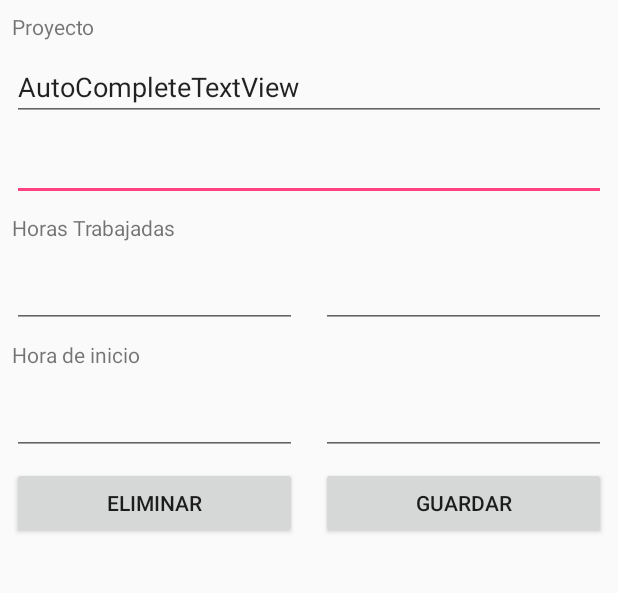
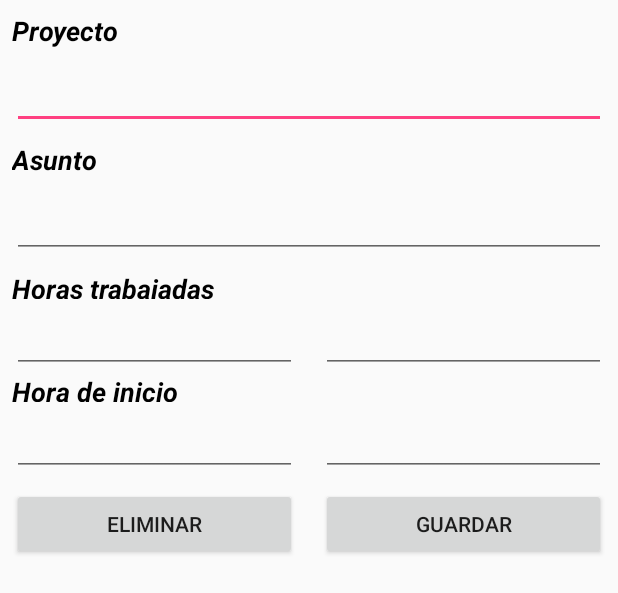
Before and after one commit to ctm002/tsummaryDroid, an Android app: the layout activity_registrar_horas.xml on its own in the app's theme, with its tools: preview values and no code run, on a phone screen of 412 x 824 dp. Shown: the top 593 px of the screen. Run offline under Robolectric (Android 15) with nearby library versions, the phone set to English and light mode, and no system bars.

Commit message:
Interfaz de Registro de Horas
Se crea interfaz de usuario para el registro de hora
Se crea metodo para el  autocompletado de los proyectos

```diff
--- a/app/src/main/java/cl/cariola/tsummary/business/controllers/AutentificarController.kt
+++ b/app/src/main/java/cl/cariola/tsummary/business/controllers/AutentificarController.kt
@@ -26,7 +26,7 @@ class AutentificarController(context: Context) : AsyncResponse  {
         {
             var db = DataBaseHandler(this.mContext!!)
             db.insertSesionLocal(sesion)
-            val sesionDB = db.getById(sesion.usuario!!.id)
+            //val sesionDB = db.getById(sesion.usuario!!.id)
 
             val client = ApiClient()
             client.asyncResponse = this
--- a/app/src/main/java/cl/cariola/tsummary/business/entities/Cliente.kt
+++ b/app/src/main/java/cl/cariola/tsummary/business/entities/Cliente.kt
@@ -1,8 +1,8 @@
 package cl.cariola.tsummary.business.entities
 
 data class Cliente (
+    var codigo: Int,
     var nombre: String,
-    var codigo: Int,
     var proyectos: ArrayList<Proyecto>?,
     var idioma: String
 )
--- a/app/src/main/java/cl/cariola/tsummary/data/ApiClient.kt
+++ b/app/src/main/java/cl/cariola/tsummary/data/ApiClient.kt
@@ -126,7 +126,7 @@ class ApiClient {
             for (index in 0..(clienteProyectos.length()-1))
             {
                 val item = clienteProyectos.getJSONObject(index)
-                val cliente = Cliente(item.getString("nombreCliente"), item.getInt("cli_cod"), null,  item.getString("idioma"))
+                val cliente = Cliente(item.getInt("cli_cod"), item.getString("nombreCliente"),null,  item.getString("idioma"))
                 val proyecto = Proyecto(item.getInt("pro_id"), item.getString("nombreProyecto"), cliente, item.getInt("estado"))
                 proyectos.add(proyecto)
                 Log.d("PROJECT", item.toString())
--- a/app/src/main/java/cl/cariola/tsummary/data/TbProyecto.kt
+++ b/app/src/main/java/cl/cariola/tsummary/data/TbProyecto.kt
@@ -8,11 +8,13 @@ class TbProyecto {
         val COL_NOMBRE = "pro_nombre"
         val COL_IDIOMA = "pro_idioma"
         val COL_ESTADO = "estado"
+        val COL_CLI_COD = "cli_cod"
 
         val createTable = """
                 CREATE TABLE IF NOT EXISTS $TABlE_NAME(
                     $COL_ID INTEGER PRIMARY KEY,
                     $COL_NOMBRE VARCHAR(200),
+                    $COL_CLI_COD INTEGER,
                     $COL_CLI_NOM VARCHAR(200),
                     $COL_IDIOMA VARCHAR(10),
                     $COL_ESTADO INTEGER);
--- a/app/src/main/java/cl/cariola/tsummary/data/TbUsuario.kt
+++ b/app/src/main/java/cl/cariola/tsummary/data/TbUsuario.kt
@@ -4,7 +4,6 @@ class TbUsuario {
 
     companion object
     {
-
         val TABlE_NAME = "Usuarios"
         val COL_NOMBRE = "Nombre"
         val COL_GRUPO = "Grupo"
--- a/app/src/main/res/layout/activity_registro_hora.xml
+++ b/app/src/main/res/layout/activity_registrar_horas.xml
@@ -15,9 +15,45 @@
         android:layout_marginStart="8dp"
         android:layout_marginTop="8dp"
         android:text="Proyecto"
+        android:textColor="@android:color/background_dark"
+        android:textSize="18sp"
+        android:textStyle="bold|italic"
         app:layout_constraintEnd_toEndOf="parent"
         app:layout_constraintStart_toStartOf="parent"
         app:layout_constraintTop_toTopOf="parent" />
+
+    <AutoCompleteTextView
+        android:id="@+id/autoCompleteTextView"
+        android:layout_width="0dp"
+        android:layout_height="wrap_content"
+        android:layout_marginEnd="8dp"
+        android:layout_marginLeft="8dp"
+        android:layout_marginRight="8dp"
+        android:layout_marginStart="8dp"
+        android:layout_marginTop="8dp"
+        android:cursorVisible="true"
+        android:ems="10"
+        app:layout_constraintEnd_toEndOf="parent"
+        app:layout_constraintStart_toStartOf="parent"
+        app:layout_constraintTop_toBottomOf="@+id/tVProyecto" />
+
+    <TextView
+        android:id="@+id/txtViewAsunto"
+        android:layout_width="0dp"
+        android:layout_height="wrap_content"
+        android:layout_marginEnd="8dp"
+        android:layout_marginLeft="8dp"
+        android:layout_marginRight="8dp"
+        android:layout_marginStart="8dp"
+        android:layout_marginTop="8dp"
+        android:text="Asunto"
+        android:textColor="@android:color/background_dark"
+        android:textSize="18sp"
+        android:textStyle="bold|italic"
+        app:layout_constraintEnd_toEndOf="parent"
+        app:layout_constraintHorizontal_bias="1.0"
+        app:layout_constraintStart_toStartOf="parent"
+        app:layout_constraintTop_toBottomOf="@+id/autoCompleteTextView" />
 
     <EditText
         android:id="@+id/editText2"
@@ -28,23 +64,26 @@
         android:layout_marginRight="8dp"
         android:layout_marginStart="8dp"
         android:layout_marginTop="8dp"
-        android:ems="10"
         android:inputType="textMultiLine"
         app:layout_constraintEnd_toEndOf="parent"
         app:layout_constraintStart_toStartOf="parent"
-        app:layout_constraintTop_toBottomOf="@+id/autoCompleteTextView" />
+        app:layout_constraintTop_toBottomOf="@+id/txtViewAsunto" />
 
     <TextView
-        android:id="@+id/textView4"
+        android:id="@+id/txtViewHorasTrabajadas"
         android:layout_width="0dp"
-        android:layout_height="wrap_content"
+        android:layout_height="19dp"
         android:layout_marginEnd="8dp"
         android:layout_marginLeft="8dp"
         android:layout_marginRight="8dp"
         android:layout_marginStart="8dp"
         android:layout_marginTop="8dp"
-        android:text="Horas Trabajadas"
+        android:text="Horas trabajadas"
+        android:textColor="@android:color/background_dark"
+        android:textSize="18sp"
+        android:textStyle="bold|italic"
         app:layout_constraintEnd_toEndOf="parent"
+        app:layout_constraintHorizontal_bias="0.0"
         app:layout_constraintStart_toStartOf="parent"
         app:layout_constraintTop_toBottomOf="@+id/editText2" />
 
@@ -56,12 +95,11 @@
         android:layout_marginLeft="8dp"
         android:layout_marginRight="8dp"
         android:layout_marginStart="8dp"
-        android:layout_marginTop="8dp"
         android:ems="10"
         android:inputType="number"
         app:layout_constraintEnd_toStartOf="@+id/editText5"
         app:layout_constraintStart_toStartOf="parent"
-        app:layout_constraintTop_toBottomOf="@+id/textView4" />
+        app:layout_constraintTop_toBottomOf="@+id/txtViewHorasTrabajadas" />
 
     <EditText
         android:id="@+id/editText5"
@@ -71,12 +109,11 @@
         android:layout_marginLeft="8dp"
         android:layout_marginRight="8dp"
         android:layout_marginStart="8dp"
-        android:layout_marginTop="8dp"
         android:ems="10"
         android:inputType="number"
         app:layout_constraintEnd_toEndOf="parent"
         app:layout_constraintStart_toEndOf="@+id/editText4"
-        app:layout_constraintTop_toBottomOf="@+id/textView4" />
+        app:layout_constraintTop_toBottomOf="@+id/txtViewHorasTrabajadas" />
 
     <TextView
         android:id="@+id/textView6"
@@ -86,9 +123,12 @@
         android:layout_marginLeft="8dp"
         android:layout_marginRight="8dp"
         android:layout_marginStart="8dp"
-        android:layout_marginTop="8dp"
         android:text="Hora de inicio"
+        android:textColor="@android:color/background_dark"
+        android:textSize="18sp"
+        android:textStyle="bold|italic"
         app:layout_constraintEnd_toEndOf="parent"
+        app:layout_constraintHorizontal_bias="0.0"
         app:layout_constraintStart_toStartOf="parent"
         app:layout_constraintTop_toBottomOf="@+id/editText4" />
 
@@ -100,7 +140,6 @@
         android:layout_marginLeft="8dp"
         android:layout_marginRight="8dp"
         android:layout_marginStart="8dp"
-        android:layout_marginTop="8dp"
         android:ems="10"
         android:inputType="number"
         app:layout_constraintEnd_toStartOf="@+id/editText7"
@@ -115,7 +154,6 @@
         android:layout_marginLeft="8dp"
         android:layout_marginRight="8dp"
         android:layout_marginStart="8dp"
-        android:layout_marginTop="8dp"
         android:ems="10"
         android:inputType="numberSigned"
         app:layout_constraintEnd_toEndOf="parent"
@@ -123,7 +161,7 @@
         app:layout_constraintTop_toBottomOf="@+id/textView6" />
 
     <Button
-        android:id="@+id/button"
+        android:id="@+id/btnEliminar"
         android:layout_width="0dp"
         android:layout_height="wrap_content"
         android:layout_marginEnd="8dp"
@@ -132,12 +170,12 @@
         android:layout_marginStart="8dp"
         android:layout_marginTop="8dp"
         android:text="Eliminar"
-        app:layout_constraintEnd_toStartOf="@+id/button2"
+        app:layout_constraintEnd_toStartOf="@+id/btnGuardar"
         app:layout_constraintStart_toStartOf="parent"
         app:layout_constraintTop_toBottomOf="@+id/editText6" />
 
     <Button
-        android:id="@+id/button2"
+        android:id="@+id/btnGuardar"
         android:layout_width="0dp"
         android:layout_height="wrap_content"
         android:layout_marginEnd="8dp"
@@ -147,21 +185,7 @@
         android:layout_marginTop="8dp"
         android:text="Guardar"
         app:layout_constraintEnd_toEndOf="parent"
-        app:layout_constraintStart_toEndOf="@+id/button"
+        app:layout_constraintStart_toEndOf="@+id/btnEliminar"
         app:layout_constraintTop_toBottomOf="@+id/editText7" />
 
-    <AutoCompleteTextView
-        android:id="@+id/autoCompleteTextView"
-        android:layout_width="0dp"
-        android:layout_height="wrap_content"
-        android:layout_marginEnd="8dp"
-        android:layout_marginLeft="8dp"
-        android:layout_marginRight="8dp"
-        android:layout_marginStart="8dp"
-        android:layout_marginTop="8dp"
-        android:text="AutoCompleteTextView"
-        app:layout_constraintEnd_toEndOf="parent"
-        app:layout_constraintStart_toStartOf="parent"
-        app:layout_constraintTop_toBottomOf="@+id/tVProyecto" />
-
 </android.support.constraint.ConstraintLayout>
```
Also changed, not shown: app/src/main/AndroidManifest.xml (+7 -3 lines), app/src/main/java/cl/cariola/tsummary/ListHorasAdapter.kt (+24 -8 lines), app/src/main/java/cl/cariola/tsummary/MainActivity.kt (+12 -25 lines), app/src/main/java/cl/cariola/tsummary/RegistrarHorasActivity.kt (added, +50 -0 lines), app/src/main/java/cl/cariola/tsummary/business/controllers/ProyectoController.kt (+8 -0 lines), app/src/main/java/cl/cariola/tsummary/data/DataBaseHandler.kt (+31 -3 lines), app/src/main/res/layout/activity_registrar_usuarios.xml (added, +53 -0 lines).
